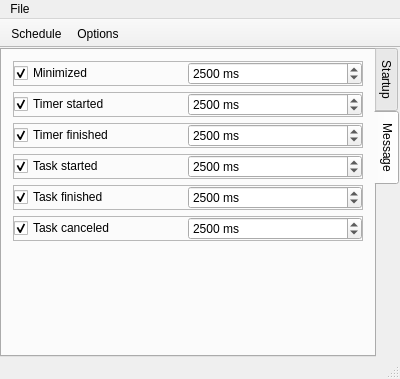
Old version of the form src/AutoBatchScheduler/mainscheduler.ui in the repository karakirimu/AutoBatchTools.
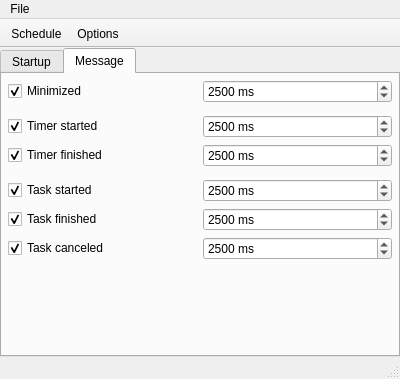
New version of the form. The open tabs and pages were chosen to show the change. Icons and pictures are not drawn. Custom widgets are drawn as their Qt base class.

```diff
--- a/src/AutoBatchScheduler/mainscheduler.ui
+++ b/src/AutoBatchScheduler/mainscheduler.ui
@@ -81,7 +81,7 @@
         <item>
          <widget class="QTabWidget" name="tabWidget">
           <property name="tabPosition">
-           <enum>QTabWidget::East</enum>
+           <enum>QTabWidget::North</enum>
           </property>
           <property name="currentIndex">
            <number>0</number>
@@ -168,31 +168,98 @@
             <string>Message</string>
            </attribute>
            <layout class="QVBoxLayout" name="verticalLayout">
-            <item>
-             <widget class="QFrame" name="frame_2">
-              <property name="frameShape">
-               <enum>QFrame::StyledPanel</enum>
-              </property>
-              <property name="frameShadow">
-               <enum>QFrame::Raised</enum>
-              </property>
-              <layout class="QHBoxLayout" name="horizontalLayout_8">
-               <property name="spacing">
-                <number>0</number>
-               </property>
                <property name="leftMargin">
-                <number>0</number>
+             <number>6</number>
                </property>
                <property name="topMargin">
-                <number>0</number>
+             <number>6</number>
                </property>
                <property name="rightMargin">
-                <number>0</number>
+             <number>6</number>
                </property>
                <property name="bottomMargin">
-                <number>0</number>
+             <number>6</number>
                </property>
                <item>
+             <layout class="QGridLayout" name="gridLayout_2">
+              <property name="topMargin">
+               <number>0</number>
+              </property>
+              <item row="3" column="0">
+               <widget class="QCheckBox" name="timerStopShowCheckBox">
+                <property name="text">
+                 <string>Timer finished</string>
+                </property>
+                <property name="checked">
+                 <bool>true</bool>
+                </property>
+               </widget>
+              </item>
+              <item row="1" column="0">
+               <spacer name="verticalSpacer_3">
+                <property name="orientation">
+                 <enum>Qt::Vertical</enum>
+                </property>
+                <property name="sizeType">
+                 <enum>QSizePolicy::Fixed</enum>
+                </property>
+                <property name="sizeHint" stdset="0">
+                 <size>
+                  <width>20</width>
+                  <height>6</height>
+                 </size>
+                </property>
+               </spacer>
+              </item>
+              <item row="3" column="1">
+               <widget class="QSpinBox" name="timerStopSpinBox">
+                <property name="suffix">
+                 <string> ms</string>
+                </property>
+                <property name="minimum">
+                 <number>500</number>
+                </property>
+                <property name="maximum">
+                 <number>1000000</number>
+                </property>
+                <property name="singleStep">
+                 <number>100</number>
+                </property>
+                <property name="value">
+                 <number>2500</number>
+                </property>
+               </widget>
+              </item>
+              <item row="7" column="0">
+               <widget class="QCheckBox" name="taskUnselectShowCheckBox">
+                <property name="text">
+                 <string>Task canceled</string>
+                </property>
+                <property name="checked">
+                 <bool>true</bool>
+                </property>
+               </widget>
+              </item>
+              <item row="5" column="1">
+               <widget class="QSpinBox" name="taskStartSpinBox">
+                <property name="suffix">
+                 <string> ms</string>
+                </property>
+                <property name="minimum">
+                 <number>500</number>
+                </property>
+                <property name="maximum">
+                 <number>1000000</number>
+                </property>
+                <property name="singleStep">
+                 <number>100</number>
+                </property>
+                <property name="value">
+                 <number>2500</number>
+                </property>
+               </widget>
+              </item>
+              <item row="0" column="0">
                 <widget class="QCheckBox" name="minimizeShowCheckBox">
                  <property name="text">
                   <string>Minimized</string>
@@ -202,7 +269,7 @@
                  </property>
                 </widget>
                </item>
-               <item>
+              <item row="0" column="1">
                 <widget class="QSpinBox" name="minimizeSpinBox">
                  <property name="suffix">
                   <string> ms</string>
@@ -221,34 +288,74 @@
                  </property>
                 </widget>
                </item>
-              </layout>
-             </widget>
-            </item>
-            <item>
-             <widget class="QFrame" name="timerstartframe">
-              <property name="frameShape">
-               <enum>QFrame::StyledPanel</enum>
-              </property>
-              <property name="frameShadow">
-               <enum>QFrame::Raised</enum>
-              </property>
-              <layout class="QHBoxLayout" name="horizontalLayout_3">
-               <property name="spacing">
-                <number>0</number>
-               </property>
-               <property name="leftMargin">
-                <number>0</number>
-               </property>
-               <property name="topMargin">
-                <number>0</number>
-               </property>
-               <property name="rightMargin">
-                <number>0</number>
-               </property>
-               <property name="bottomMargin">
-                <number>0</number>
-               </property>
-               <item>
+              <item row="7" column="1">
+               <widget class="QSpinBox" name="taskUnselectSpinBox">
+                <property name="suffix">
+                 <string> ms</string>
+                </property>
+                <property name="minimum">
+                 <number>500</number>
+                </property>
+                <property name="maximum">
+                 <number>1000000</number>
+                </property>
+                <property name="singleStep">
+                 <number>100</number>
+                </property>
+                <property name="value">
+                 <number>2500</number>
+                </property>
+               </widget>
+              </item>
+              <item row="6" column="1">
+               <widget class="QSpinBox" name="taskEndSpinBox">
+                <property name="suffix">
+                 <string> ms</string>
+                </property>
+                <property name="minimum">
+                 <number>500</number>
+                </property>
+                <property name="maximum">
+                 <number>1000000</number>
+                </property>
+                <property name="singleStep">
+                 <number>100</number>
+                </property>
+                <property name="value">
+                 <number>2500</number>
+                </property>
+               </widget>
+              </item>
+              <item row="2" column="1">
+               <widget class="QSpinBox" name="timerStartSpinBox">
+                <property name="suffix">
+                 <string> ms</string>
+                </property>
+                <property name="minimum">
+                 <number>500</number>
+                </property>
+                <property name="maximum">
+                 <number>1000000</number>
+                </property>
+                <property name="singleStep">
+                 <number>100</number>
+                </property>
+                <property name="value">
+                 <number>2500</number>
+                </property>
+               </widget>
+              </item>
+              <item row="6" column="0">
+               <widget class="QCheckBox" name="taskEndShowCheckBox">
+                <property name="text">
+                 <string>Task finished</string>
+                </property>
+                <property name="checked">
+                 <bool>true</bool>
+                </property>
+               </widget>
+              </item>
+              <item row="2" column="0">
                 <widget class="QCheckBox" name="timerStartShowCheckBox">
                  <property name="text">
                   <string>Timer started</string>
@@ -258,109 +365,7 @@
                  </property>
                 </widget>
                </item>
-               <item>
-                <widget class="QSpinBox" name="timerStartSpinBox">
-                 <property name="suffix">
-                  <string> ms</string>
-                 </property>
-                 <property name="minimum">
-                  <number>500</number>
-                 </property>
-                 <property name="maximum">
-                  <number>1000000</number>
-                 </property>
-                 <property name="singleStep">
-                  <number>100</number>
-                 </property>
-                 <property name="value">
-                  <number>2500</number>
-                 </property>
-                </widget>
-               </item>
-              </layout>
-             </widget>
-            </item>
-            <item>
-             <widget class="QFrame" name="timerendframe">
-              <property name="frameShape">
-               <enum>QFrame::StyledPanel</enum>
-              </property>
-              <property name="frameShadow">
-               <enum>QFrame::Raised</enum>
-              </property>
-              <layout class="QHBoxLayout" name="horizontalLayout_6">
-               <property name="spacing">
-                <number>0</number>
-               </property>
-               <property name="leftMargin">
-                <number>0</number>
-               </property>
-               <property name="topMargin">
-                <number>0</number>
-               </property>
-               <property name="rightMargin">
-                <number>0</number>
-               </property>
-               <property name="bottomMargin">
-                <number>0</number>
-               </property>
-               <item>
-                <widget class="QCheckBox" name="timerStopShowCheckBox">
-                 <property name="text">
-                  <string>Timer finished</string>
-                 </property>
-                 <property name="checked">
-                  <bool>true</bool>
-                 </property>
-                </widget>
-               </item>
-               <item>
-                <widget class="QSpinBox" name="timerStopSpinBox">
-                 <property name="suffix">
-                  <string> ms</string>
-                 </property>
-                 <property name="minimum">
-                  <number>500</number>
-                 </property>
-                 <property name="maximum">
-                  <number>1000000</number>
-                 </property>
-                 <property name="singleStep">
-                  <number>100</number>
-                 </property>
-                 <property name="value">
-                  <number>2500</number>
-                 </property>
-                </widget>
-               </item>
-              </layout>
-             </widget>
-            </item>
-            <item>
-             <widget class="QFrame" name="taskstartframe">
-              <property name="frameShape">
-               <enum>QFrame::StyledPanel</enum>
-              </property>
-              <property name="frameShadow">
-               <enum>QFrame::Raised</enum>
-              </property>
-              <layout class="QHBoxLayout" name="horizontalLayout_4">
-               <property name="spacing">
-                <number>0</number>
-               </property>
-               <property name="leftMargin">
-                <number>0</number>
-               </property>
-               <property name="topMargin">
-                <number>0</number>
-               </property>
-               <property name="rightMargin">
-                <number>0</number>
-               </property>
-               <property name="bottomMargin">
-                <number>0</number>
-               </property>
-               <item>
+              <item row="5" column="0">
                 <widget class="QCheckBox" name="taskStartShowCheckBox">
                  <property name="text">
                   <string>Task started</string>
@@ -370,139 +375,23 @@
                  </property>
                 </widget>
                </item>
-               <item>
-                <widget class="QSpinBox" name="taskStartSpinBox">
-                 <property name="suffix">
-                  <string> ms</string>
-                 </property>
-                 <property name="minimum">
-                  <number>500</number>
-                 </property>
-                 <property name="maximum">
-                  <number>1000000</number>
-                 </property>
-                 <property name="singleStep">
-                  <number>100</number>
-                 </property>
-                 <property name="value">
-                  <number>2500</number>
-                 </property>
-                </widget>
-               </item>
-              </layout>
-             </widget>
-            </item>
-            <item>
-             <widget class="QFrame" name="taskendframe">
-              <property name="frameShape">
-               <enum>QFrame::StyledPanel</enum>
-              </property>
-              <property name="frameShadow">
-               <enum>QFrame::Raised</enum>
-              </property>
-              <layout class="QHBoxLayout" name="horizontalLayout_5">
-               <property name="spacing">
-                <number>0</number>
-               </property>
-               <property name="leftMargin">
-                <number>0</number>
-               </property>
-               <property name="topMargin">
-                <number>0</number>
-               </property>
-               <property name="rightMargin">
-                <number>0</number>
-               </property>
-               <property name="bottomMargin">
-                <number>0</number>
-               </property>
-               <item>
-                <widget class="QCheckBox" name="taskEndShowCheckBox">
-                 <property name="text">
-                  <string>Task finished</string>
-                 </property>
-                 <property name="checked">
-                  <bool>true</bool>
-                 </property>
-                </widget>
-               </item>
-               <item>
-                <widget class="QSpinBox" name="taskEndSpinBox">
-                 <property name="suffix">
-                  <string> ms</string>
-                 </property>
-                 <property name="minimum">
-                  <number>500</number>
-                 </property>
-                 <property name="maximum">
-                  <number>1000000</number>
-                 </property>
-                 <property name="singleStep">
-                  <number>100</number>
-                 </property>
-                 <property name="value">
-                  <number>2500</number>
-                 </property>
-                </widget>
-               </item>
-              </layout>
-             </widget>
-            </item>
-            <item>
-             <widget class="QFrame" name="taskunsekectframe">
-              <property name="frameShape">
-               <enum>QFrame::StyledPanel</enum>
-              </property>
-              <property name="frameShadow">
-               <enum>QFrame::Raised</enum>
-              </property>
-              <layout class="QHBoxLayout" name="horizontalLayout_7">
-               <property name="spacing">
-                <number>0</number>
-               </property>
-               <property name="leftMargin">
-                <number>0</number>
-               </property>
-               <property name="topMargin">
-                <number>0</number>
-               </property>
-               <property name="rightMargin">
-                <number>0</number>
-               </property>
-               <property name="bottomMargin">
-                <number>0</number>
-               </property>
-               <item>
-                <widget class="QCheckBox" name="taskUnselectShowCheckBox">
-                 <property name="text">
-                  <string>Task canceled</string>
-                 </property>
-                 <property name="checked">
-                  <bool>true</bool>
-                 </property>
-                </widget>
-               </item>
-               <item>
-                <widget class="QSpinBox" name="taskUnselectSpinBox">
-                 <property name="suffix">
-                  <string> ms</string>
-                 </property>
-                 <property name="minimum">
-                  <number>500</number>
-                 </property>
-                 <property name="maximum">
-                  <number>1000000</number>
-                 </property>
-                 <property name="singleStep">
-                  <number>100</number>
-                 </property>
-                 <property name="value">
-                  <number>2500</number>
-                 </property>
-                </widget>
-               </item>
-              </layout>
-             </widget>
+              <item row="4" column="0">
+               <spacer name="verticalSpacer_4">
+                <property name="orientation">
+                 <enum>Qt::Vertical</enum>
+                </property>
+                <property name="sizeType">
+                 <enum>QSizePolicy::Fixed</enum>
+                </property>
+                <property name="sizeHint" stdset="0">
+                 <size>
+                  <width>20</width>
+                  <height>6</height>
+                 </size>
+                </property>
+               </spacer>
+              </item>
+             </layout>
             </item>
             <item>
              <spacer name="verticalSpacer">
```
Left out of the diff: 77 changed lines with no effect on the pictures. Lines whose indentation alone changed are shown as unchanged.
